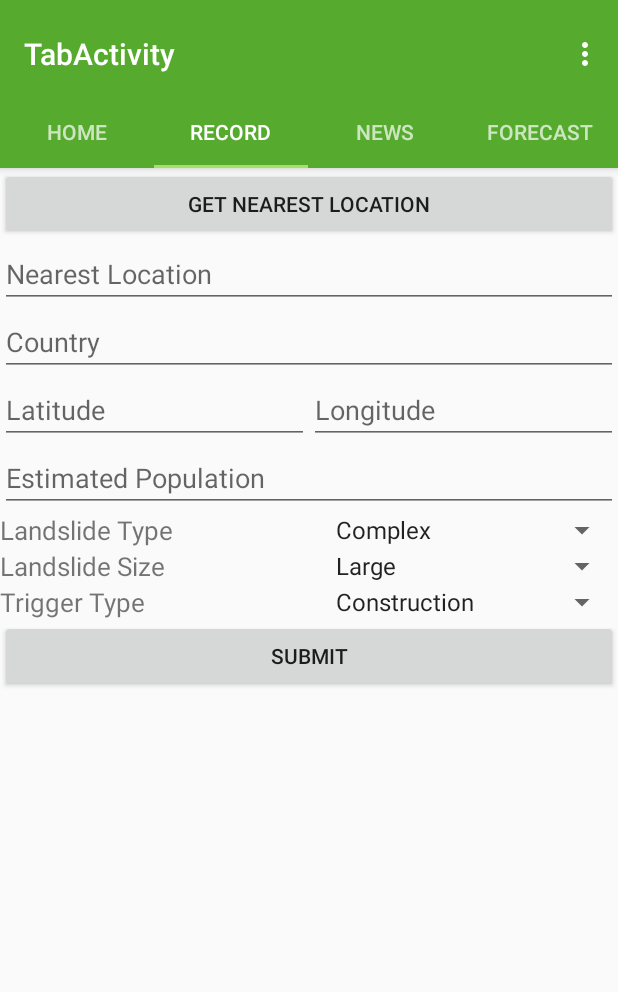
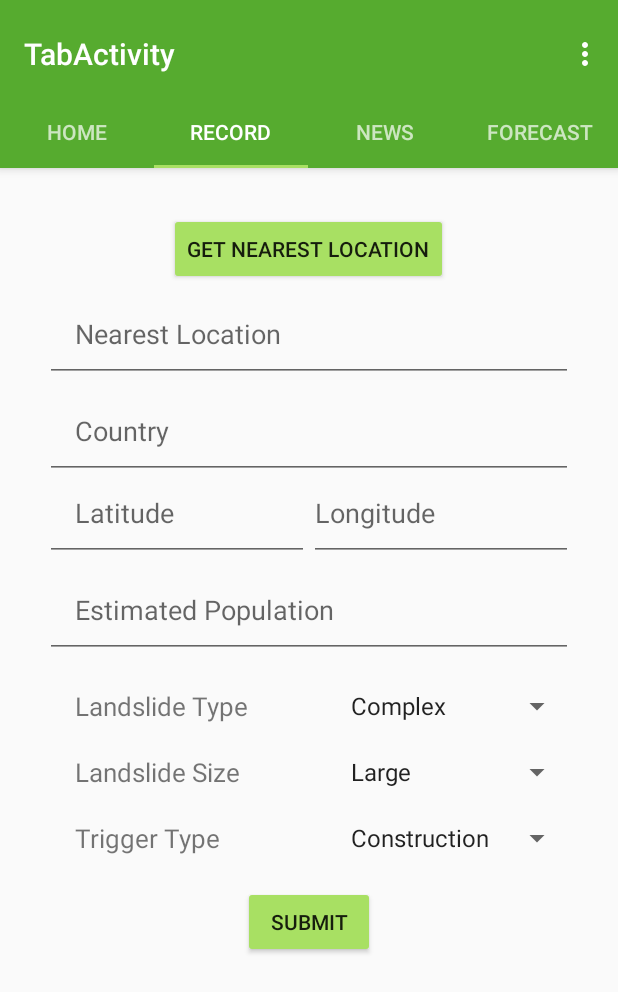
Before and after one commit to GeraldoAligoey/StrongLand, an Android app: the screen it shows after launch (TabActivity), tab 2 chosen, on a phone screen of 412 x 824 dp. Shown: the top 992 px of the screen. Run offline under Robolectric (Android 15) with nearby library versions, the phone set to English and light mode, and no system bars; libraries missing offline, so code that uses them is left out: com.twitter.sdk, io.fabric.sdk; network calls fail; 6 statements that could not run were skipped.

Commit message:
Adjust input layout

```diff
--- a/app/src/main/res/layout/activity_add_new_record.xml
+++ b/app/src/main/res/layout/activity_add_new_record.xml
@@ -2,18 +2,21 @@
 <LinearLayout xmlns:android="http://schemas.android.com/apk/res/android"
     xmlns:app="http://schemas.android.com/apk/res-auto"
     xmlns:tools="http://schemas.android.com/tools"
+    android:id="@+id/new_record"
     android:layout_width="match_parent"
     android:layout_height="match_parent"
+    android:gravity="left"
     android:orientation="vertical"
-    android:gravity="left"
-    android:id="@+id/new_record"
+    android:padding="30dp"
     tools:context="me.eljae.strongland.AddNewRecord">
 
 
     <Button
         android:id="@+id/btn_getLoc"
-        android:layout_width="match_parent"
+        android:layout_width="wrap_content"
         android:layout_height="wrap_content"
+        android:layout_gravity="center"
+        android:backgroundTint="@color/colorAccent"
         android:onClick="openPicker"
         android:text="Get Nearest Location" />
 
@@ -24,7 +27,7 @@
         android:ems="10"
         android:hint="Nearest Location"
         android:inputType="textPersonName"
-        />
+        android:padding="20dp" />
 
     <EditText
         android:id="@+id/input_country"
@@ -33,7 +36,7 @@
         android:ems="10"
         android:hint="Country"
         android:inputType="textPersonName"
-        />
+        android:padding="20dp" />
 
     <LinearLayout
         android:layout_width="match_parent"
@@ -45,21 +48,22 @@
             android:id="@+id/input_latitude"
             android:layout_width="match_parent"
             android:layout_height="wrap_content"
+            android:layout_weight="1"
             android:ems="10"
-            android:layout_weight="1"
             android:hint="Latitude"
             android:inputType="textPersonName"
-            />
+            android:paddingBottom="20dp"
+            android:paddingLeft="20dp" />
 
         <EditText
             android:id="@+id/input_longitude"
             android:layout_width="match_parent"
             android:layout_height="wrap_content"
+            android:layout_weight="1"
             android:ems="10"
-            android:layout_weight="1"
             android:hint="Longitude"
             android:inputType="textPersonName"
-            />
+            android:paddingBottom="20dp" />
     </LinearLayout>
 
     <EditText
@@ -68,12 +72,15 @@
         android:layout_height="wrap_content"
         android:ems="10"
         android:hint="Estimated Population"
-        android:inputType="number" />
+        android:inputType="number"
+        android:padding="20dp" />
 
     <LinearLayout
         android:layout_width="match_parent"
         android:layout_height="wrap_content"
         android:orientation="horizontal"
+        android:paddingLeft="20dp"
+        android:paddingTop="20dp"
         android:weightSum="2">
 
         <TextView
@@ -98,8 +105,10 @@
     <LinearLayout
         android:layout_width="match_parent"
         android:layout_height="wrap_content"
+        android:gravity="right"
         android:orientation="horizontal"
-        android:gravity="right"
+        android:paddingLeft="20dp"
+        android:paddingTop="20dp"
         android:weightSum="2">
 
         <TextView
@@ -124,8 +133,11 @@
     <LinearLayout
         android:layout_width="match_parent"
         android:layout_height="wrap_content"
+        android:gravity="right"
         android:orientation="horizontal"
-        android:gravity="right"
+        android:paddingBottom="20dp"
+        android:paddingLeft="20dp"
+        android:paddingTop="20dp"
         android:weightSum="2">
 
         <TextView
@@ -149,8 +161,10 @@
 
     <Button
         android:id="@+id/btn_submit"
-        android:layout_width="match_parent"
+        android:layout_width="wrap_content"
         android:layout_height="wrap_content"
+        android:layout_gravity="center"
+        android:backgroundTint="@color/colorAccent"
         android:onClick="submitReport"
         android:text="Submit" />
 </LinearLayout>
```
